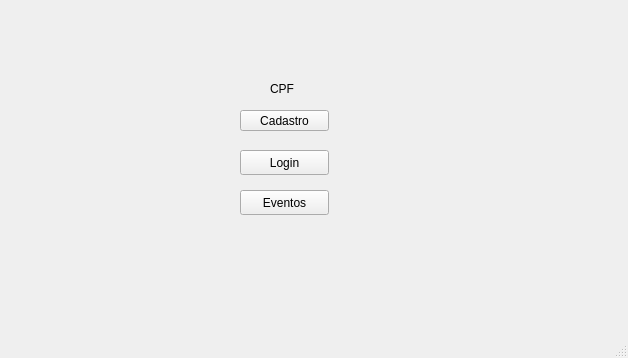
Old version of the form ui/controladora.ui in the repository PedroAugustoRamalhoDuarte/Trabalho-TP1.
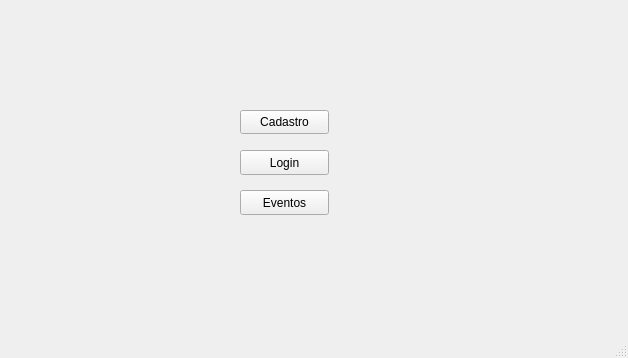
New version of the form.

Commit message: Refatoração ModelUsuário

```diff
--- a/ui/controladora.ui
+++ b/ui/controladora.ui
@@ -14,26 +14,13 @@
    <string>viewUsuario</string>
   </property>
   <widget class="QWidget" name="centralwidget">
-   <widget class="QLabel" name="label">
-    <property name="geometry">
-     <rect>
-      <x>270</x>
-      <y>80</y>
-      <width>67</width>
-      <height>17</height>
-     </rect>
-    </property>
-    <property name="text">
-     <string>CPF</string>
-    </property>
-   </widget>
    <widget class="QPushButton" name="btnCadastro">
     <property name="geometry">
      <rect>
       <x>240</x>
       <y>110</y>
       <width>89</width>
-      <height>21</height>
+      <height>24</height>
      </rect>
     </property>
     <property name="text">
```
The commit also changes 2 other files.
